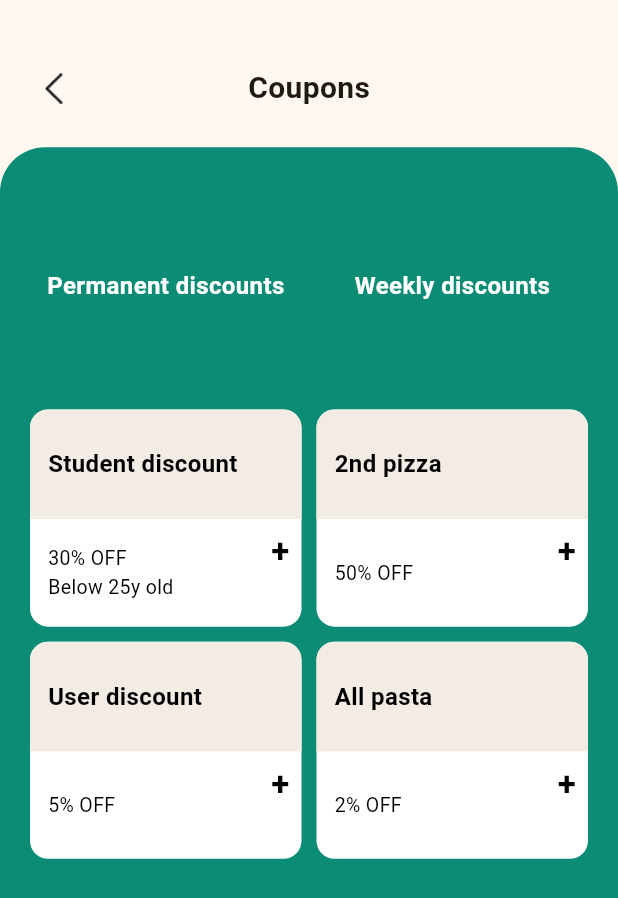
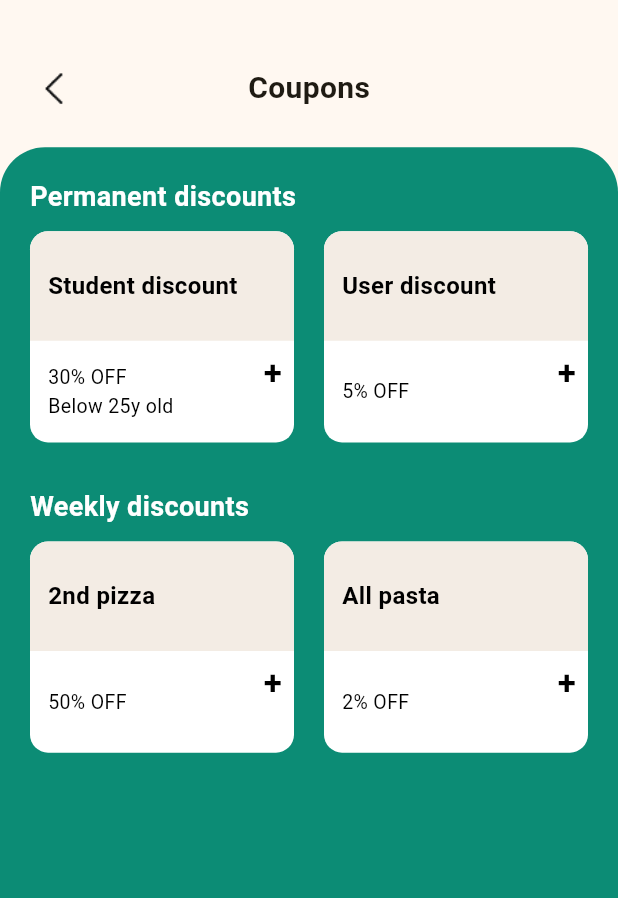
Before and after one commit to MateuszWik/Prossciutto_, a Flutter app: the Coupons widget shown alone on an empty page, opened directly, on a phone screen of 412 x 824 dp. Shown: the top 898 px of the screen. Run offline on Flutter 3.47's test engine with Material 3 defaults, Android fonts, the phone set to English and light mode, and no system bars; our stand-ins replace shared_preferences; accounts and stored records are empty; Roboto replaces fonts that are missing (League Spartan).

Commit message:
Merge remote-tracking branch 'origin/main'
# Conflicts:
#	lib/main.dart

```diff
--- a/lib/coupons.dart
+++ b/lib/coupons.dart
@@ -1,7 +1,5 @@
 import 'package:flutter/material.dart';
-
 import 'main.dart';
-
 
 class Coupons extends StatefulWidget {
   const Coupons({super.key});
@@ -11,38 +9,11 @@ class Coupons extends StatefulWidget {
 }
 
 class _CouponsState extends State<Coupons> {
-  int selectedIndex = 4;
   final Color mainGreen = const Color(0xFF0C8C75);
   final Color mainWhite = const Color(0xFFF3ECE4);
 
   @override
   Widget build(BuildContext context) {
-    Widget page;
-
-    switch (selectedIndex) {
-      case 4:
-        page = _buildCouponsPage();
-        break;
-      default:
-        page = Center(child: Text("Placeholder Page"));
-    }
-
-    return SafeArea(
-      child: Stack(
-        children: [
-          Positioned.fill(
-            child: AnimatedSwitcher(
-              duration: Duration(milliseconds: 300),
-              child: page,
-            ),
-          ),
-
-        ],
-      ),
-    );
-  }
-
-  Widget _buildCouponsPage() {
     return SafeArea(
       child: Column(
         children: [
@@ -67,7 +38,6 @@ class _CouponsState extends State<Coupons> {
                         width: 24,
                       ),
                     ),
-
                   ),
                 ),
                 const Center(
@@ -83,7 +53,6 @@ class _CouponsState extends State<Coupons> {
               ],
             ),
           ),
-
           Expanded(
             child: Container(
               decoration: BoxDecoration(
@@ -91,65 +60,79 @@ class _CouponsState extends State<Coupons> {
                 borderRadius: const BorderRadius.vertical(top: Radius.circular(30)),
               ),
               padding: const EdgeInsets.all(20),
-              child: LayoutBuilder(
-                builder: (context, constraints) {
-                  double width = constraints.maxWidth;
-                  int crossAxisCount = 2;
-                  double spacing = 10;
-                  double totalSpacing = spacing * (crossAxisCount - 1);
-                  double itemWidth = (width - totalSpacing) / crossAxisCount;
-                  double itemHeight = itemWidth * 0.80;
-
-                  return GridView.count(
-                    crossAxisCount: crossAxisCount,
-                    crossAxisSpacing: spacing,
-                    mainAxisSpacing: spacing,
-                    childAspectRatio: itemWidth / itemHeight,
-                    children: [
-                      Center(
-                        child: Text(
-                          "Permanent discounts",
-                          style: TextStyle(
-                            color: Colors.white,
-                            fontWeight: FontWeight.bold,
-                            fontSize: 16,
-                          ),
-                        ),
+              child: SingleChildScrollView(
+                child: Column(
+                  crossAxisAlignment: CrossAxisAlignment.start,
+                  children: [
+                    Text(
+                      "Permanent discounts",
+                      style: TextStyle(
+                        color: Colors.white,
+                        fontWeight: FontWeight.bold,
+                        fontSize: 18,
                       ),
-                      Center(
-                        child: Text(
-                          "Weekly discounts",
-                          style: TextStyle(
-                            color: Colors.white,
-                            fontWeight: FontWeight.bold,
-                            fontSize: 16,
-                          ),
-                        ),
-                      ),
+                    ),
+                    const SizedBox(height: 10),
+                    _buildCouponGrid([
                       _buildCouponCard(
                         title: 'Student discount',
                         description: '30% OFF\nBelow 25y old',
                       ),
                       _buildCouponCard(
+                        title: 'User discount',
+                        description: '5% OFF',
+                      ),
+                    ]),
+                    const SizedBox(height: 30),
+                    Text(
+                      "Weekly discounts",
+                      style: TextStyle(
+                        color: Colors.white,
+                        fontWeight: FontWeight.bold,
+                        fontSize: 18,
+                      ),
+                    ),
+                    const SizedBox(height: 10),
+                    _buildCouponGrid([
+                      _buildCouponCard(
                         title: '2nd pizza',
                         description: '50% OFF',
-                      ),
-                      _buildCouponCard(
-                        title: 'User discount',
-                        description: '5% OFF',
                       ),
                       _buildCouponCard(
                         title: 'All pasta',
                         description: '2% OFF',
                       ),
-                    ],
-                  );
-                },
+                    ]),
+                  ],
+                ),
               ),
             ),
           ),
         ],
       ),
+    );
+  }
+
+  Widget _buildCouponGrid(List<Widget> cards) {
+    return LayoutBuilder(
+      builder: (context, constraints) {
+        double width = constraints.maxWidth;
+        int crossAxisCount = 2;
+        double spacing = 20;
+        double totalSpacing = spacing * (crossAxisCount - 1);
+        double itemWidth = (width - totalSpacing) / crossAxisCount;
+        double itemHeight = itemWidth * 0.80;
+
+        return GridView.count(
+          shrinkWrap: true,
+          physics: NeverScrollableScrollPhysics(),
+          crossAxisCount: crossAxisCount,
+          crossAxisSpacing: spacing,
+          mainAxisSpacing: spacing,
+          childAspectRatio: itemWidth / itemHeight,
+          children: cards,
+        );
+      },
     );
   }
 
```
